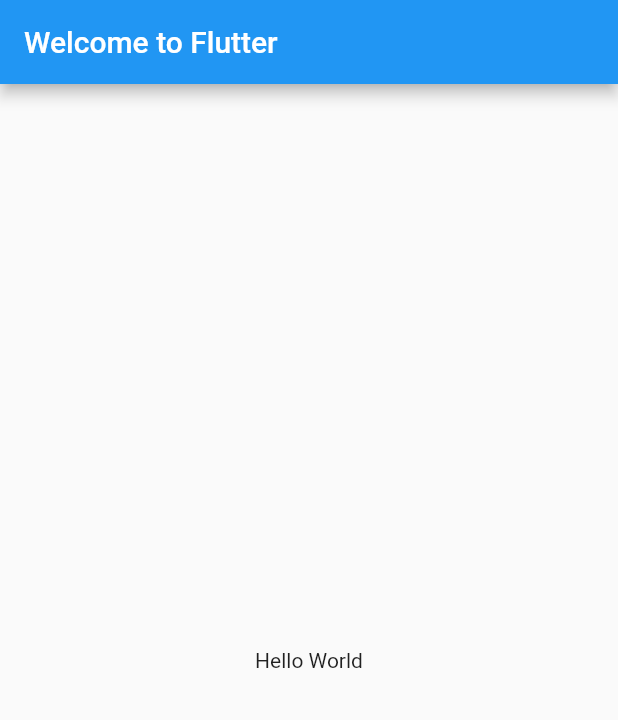
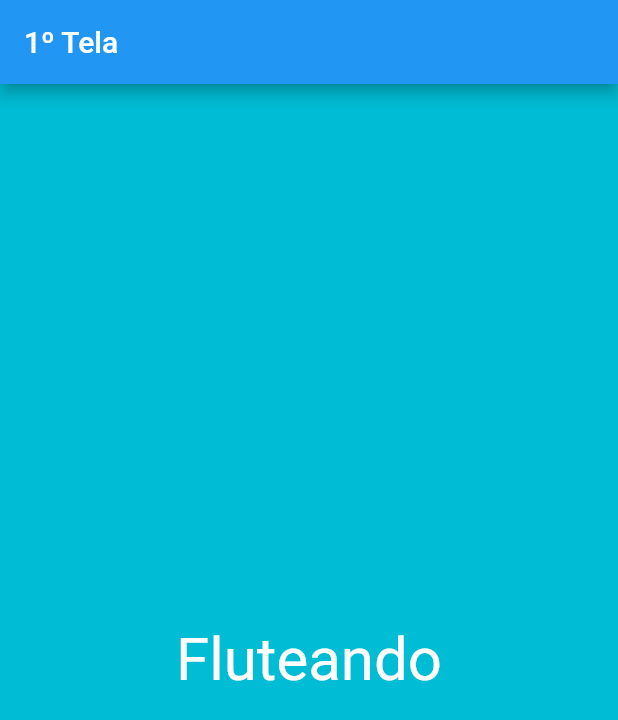
Before and after one commit to vambertojr/pgia7310, a Flutter app: the screen it shows after launch, on a phone screen of 412 x 824 dp. Shown: the top 720 px of the screen. Run offline on Flutter 3.47's test engine with Material 2 defaults, Android fonts, the phone set to English and light mode, and no system bars.

Commit message:
Implementação da primeira tela

```diff
--- a/lib/main.dart
+++ b/lib/main.dart
@@ -1,21 +1,24 @@
 import 'package:flutter/material.dart';
+import 'package:pgia7310/screens/Home.dart';
 
-void main() => runApp(MyApp());
+void main() {
+  runApp(new MyFlutterApp()  );
 
-class MyApp extends StatelessWidget {
+}
+
+class MyFlutterApp extends StatelessWidget{
   @override
   Widget build(BuildContext context) {
     return MaterialApp(
-      title: 'Welcome to Flutter',
-      home: Scaffold(
-        appBar: AppBar(
-          title: Text('Welcome to Flutter'),
-        ),
-        body: Center(
-          child: Text('Hello World'),
-        ),
-      ),
+        debugShowCheckedModeBanner: false,
+        title: "PGIA7310",
+        home: Scaffold(
+          appBar: AppBar(title: Text("1º Tela"),),
+          body: FirstScreen()
+        )
     );
+
   }
 
+
 }
--- /dev/null
+++ b/lib/screens/Home.dart
@@ -0,0 +1,22 @@
+import 'package:flutter/material.dart';
+
+class FirstScreen extends StatelessWidget {
+  @override
+  Widget build(BuildContext context) {
+    return Material(
+      color: Colors.cyan,
+      child: Center(
+        child: Text(
+          "Fluteando",
+          textDirection: TextDirection.ltr,
+          style: TextStyle(color: Colors.white, fontSize: 40.0),
+        ),
+      ),
+
+    );
+
+
+  }
+
+
+}
```
